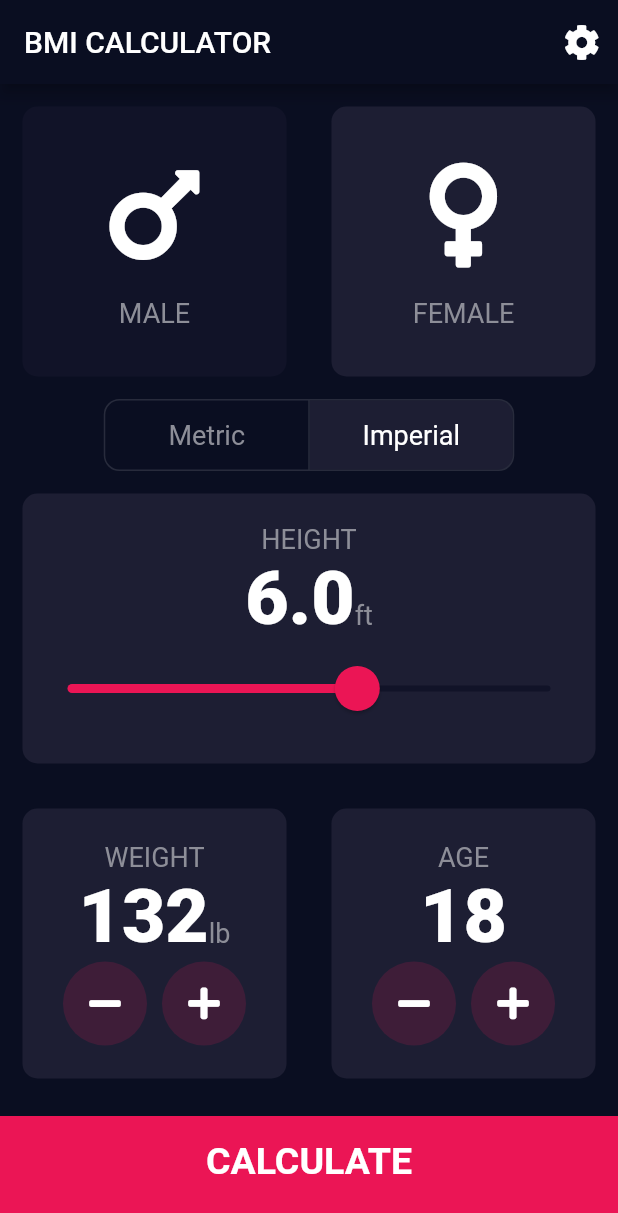
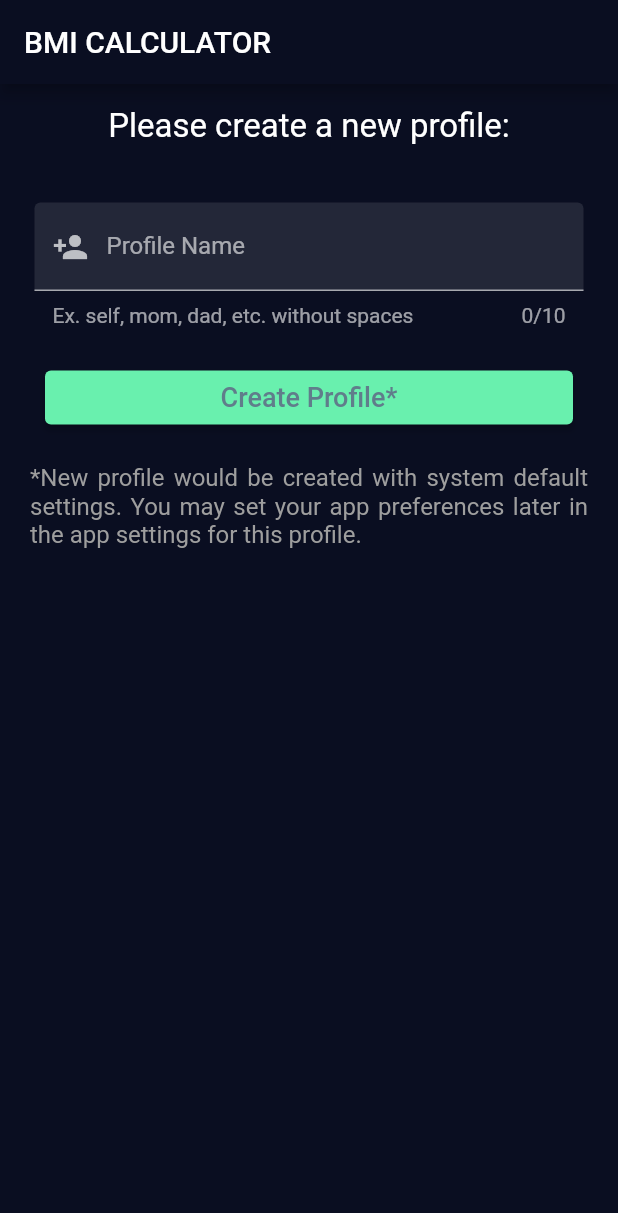
Before and after one commit to gauravbharat/flutter_bmi, a Flutter app: the screen it shows after launch, on a phone screen of 412 x 824 dp. Shown: the top 1213 px of the screen. Run offline on Flutter 3.47's test engine with Material 2 defaults, Android fonts, the phone set to English and light mode, and no system bars; our stand-ins replace font_awesome_flutter, shared_preferences.

Commit message:
added create profile page, work on its action...WIP

```diff
--- a/lib/constants.dart
+++ b/lib/constants.dart
@@ -9,6 +9,8 @@ const Map<String, String> kRouteNames = {
   'home': '/',
   'results': '/results',
   'settings': '/settings',
+  'createProfile': '/newProfile',
+  'loadProfiles': '/userProfiles'
 };
 
 const double kBottomContainerHeight = 80.0;
@@ -71,6 +73,7 @@ final TextInputFormatter kAllowOnlyDoubles = FilteringTextInputFormatter.allow(
   RegExp(r'(^\d*\.?\d*)'),
 );
 
+const kProfileListKey = 'profiles';
 const kGenderStorageKey = 'gender';
 const kMeasurementStorageKey = 'measurement';
 const kHeightStorageKey = 'height';
--- a/lib/main.dart
+++ b/lib/main.dart
@@ -1,12 +1,42 @@
+import 'package:bmi_calculator/screens/new_profile_page.dart';
 import 'package:bmi_calculator/screens/settings_page.dart';
 import 'package:flutter/material.dart';
 import 'screens/input_page.dart';
 import 'screens/results_page.dart';
 import 'constants.dart';
+import 'package:shared_preferences/shared_preferences.dart';
+
+enum ProfileMode { createProfile, loadProfile, showHomePage }
 
 void main() => runApp(BMICalculator());
 
-class BMICalculator extends StatelessWidget {
+class BMICalculator extends StatefulWidget {
+  @override
+  _BMICalculatorState createState() => _BMICalculatorState();
+}
+
+class _BMICalculatorState extends State<BMICalculator> {
+  ProfileMode currentMode = ProfileMode.createProfile;
+  Future<SharedPreferences> _prefs = SharedPreferences.getInstance();
+
+  @override
+  void initState() {
+    super.initState();
+    print('all init async calls goes here');
+
+    _checkPageToLoad();
+  }
+
+  Future<void> _checkPageToLoad() async {
+    final SharedPreferences prefs = await _prefs;
+
+    if (prefs.containsKey(kProfileListKey)) {
+      setState(() {
+        currentMode = ProfileMode.loadProfile;
+      });
+    }
+  }
+
   @override
   Widget build(BuildContext context) {
     return MaterialApp(
@@ -24,8 +54,11 @@ class BMICalculator extends StatelessWidget {
       // ),
       // home: InputPage(),
       // Using Named Routes instead of home page property
-      initialRoute: kRouteNames['home'],
+      initialRoute: currentMode == ProfileMode.createProfile
+          ? kRouteNames['createProfile']
+          : kRouteNames['home'],
       routes: {
+        kRouteNames['createProfile']: (context) => NewProfilePage(),
         kRouteNames['home']: (context) => InputPage(),
         kRouteNames['results']: (context) => ResultsPage(),
         kRouteNames['settings']: (context) => SettingsPage(),
--- a/lib/screens/input_page.dart
+++ b/lib/screens/input_page.dart
@@ -3,8 +3,10 @@ import 'dart:async';
 import 'package:bmi_calculator/calculator_brain.dart';
 import 'package:bmi_calculator/components/bottom_button.dart';
 import 'package:bmi_calculator/components/round_icon_button.dart';
+import 'package:bmi_calculator/screens/new_profile_page.dart';
 import 'package:flutter/material.dart';
 import 'package:flutter/cupertino.dart';
+import 'package:flutter/services.dart';
 import 'package:font_awesome_flutter/font_awesome_flutter.dart';
 import 'package:shared_preferences/shared_preferences.dart';
 
@@ -18,6 +20,7 @@ class InputPage extends StatefulWidget {
 }
 
 class _InputPageState extends State<InputPage> {
+  String newProfileName;
   Future<SharedPreferences> _prefs = SharedPreferences.getInstance();
   Gender _selectedGender = Gender.female;
   MeasurementSystem _selectedMeasurement = MeasurementSystem.imperial;
@@ -36,12 +39,22 @@ class _InputPageState extends State<InputPage> {
   @override
   void initState() {
     super.initState();
-    print('all init async calls goes here');
+    // TODO get profile name from new profile page, save it in a string array for a list of profiles, and
+    // TODO create a key storage for JSON of the default profile valuyes
+    // final Map<String, Object> _arguments =
+    //     ModalRoute.of(context).settings.arguments;
+    //
+    // newProfileName = _arguments['newProfileName'];
+
+    print('newProfileName $newProfileName');
+
+    // print('all init async calls goes here');
     _initUserPreferences();
   }
 
   Future<void> _initUserPreferences() async {
     final SharedPreferences prefs = await _prefs;
+
     setState(() {
       _selectedGender = prefs.containsKey(kGenderStorageKey)
           ? Gender.values[prefs.getInt(kGenderStorageKey)]
--- /dev/null
+++ b/lib/screens/new_profile_page.dart
@@ -0,0 +1,107 @@
+import 'package:bmi_calculator/components/show_snackbar.dart';
+import 'package:flutter/material.dart';
+import 'package:flutter/services.dart';
+
+import '../constants.dart';
+
+class NewProfilePage extends StatelessWidget {
+  final TextEditingController _controller = TextEditingController();
+
+  @override
+  Widget build(BuildContext context) {
+    return Scaffold(
+      appBar: AppBar(
+        title: Text('BMI CALCULATOR'),
+        automaticallyImplyLeading: false,
+      ),
+      body: Column(
+        mainAxisAlignment: MainAxisAlignment.start,
+        crossAxisAlignment: CrossAxisAlignment.stretch,
+        children: [
+          Padding(
+            padding: const EdgeInsets.all(15.0),
+            child: Text(
+              'Please create a new profile:',
+              textAlign: TextAlign.center,
+              style: TextStyle(
+                fontSize: 22.0,
+              ),
+            ),
+          ),
+          Padding(
+            padding: const EdgeInsets.all(8.0),
+            child: Container(
+              padding: EdgeInsets.all(15.0),
+              child: TextField(
+                controller: _controller,
+                autofocus: false,
+                maxLength: 10,
+                cursorColor: Colors.greenAccent,
+                decoration: InputDecoration(
+                  labelText: 'Profile Name',
+                  labelStyle: TextStyle(
+                    fontSize: 16.0,
+                  ),
+                  helperText: 'Ex. self, mom, dad, etc. without spaces',
+                  helperStyle: TextStyle(fontSize: 14.0),
+                  filled: true,
+                  prefixIcon: Icon(
+                    Icons.person_add,
+                  ),
+                ),
+                keyboardType: TextInputType.text,
+                inputFormatters: [
+                  FilteringTextInputFormatter.allow(
+                    RegExp("[a-zA-Z]"),
+                  ),
+                ],
+              ),
+            ),
+          ),
+          Padding(
+            padding: const EdgeInsets.symmetric(horizontal: 30.0),
+            child: ElevatedButton(
+              onPressed: () {
+                if (_controller.text.isEmpty) {
+                  ShowSnackbar(
+                      currentContext: context,
+                      textMessage: 'Please enter a valid profile name!')
+                    ..showError();
+                } else {
+                  Navigator.pushNamed(context, kRouteNames['home'],
+                      arguments: <String, Object>{
+                        'newProfileName': _controller.text,
+                      });
+                }
+              },
+              child: Text(
+                'Create Profile*',
+                style: TextStyle(
+                  fontSize: 18.0,
+                  color: Colors.blueGrey,
+                ),
+              ),
+              style: ButtonStyle(
+                backgroundColor: MaterialStateProperty.resolveWith<Color>(
+                  (Set<MaterialState> states) {
+                    if (states.contains(MaterialState.pressed))
+                      return Colors.greenAccent.withOpacity(0.5);
+                    return Colors.greenAccent; // Use the component's default.
+                  },
+                ),
+              ),
+            ),
+          ),
+          Padding(
+            padding: const EdgeInsets.all(20.0),
+            child: Text(
+              '*New profile would be created with system default settings. You may set your app preferences later in the app settings for this profile.',
+              style: TextStyle(fontSize: 16.0, color: Colors.grey),
+              textAlign: TextAlign.justify,
+            ),
+          )
+        ],
+      ),
+    );
+  }
+}
```
